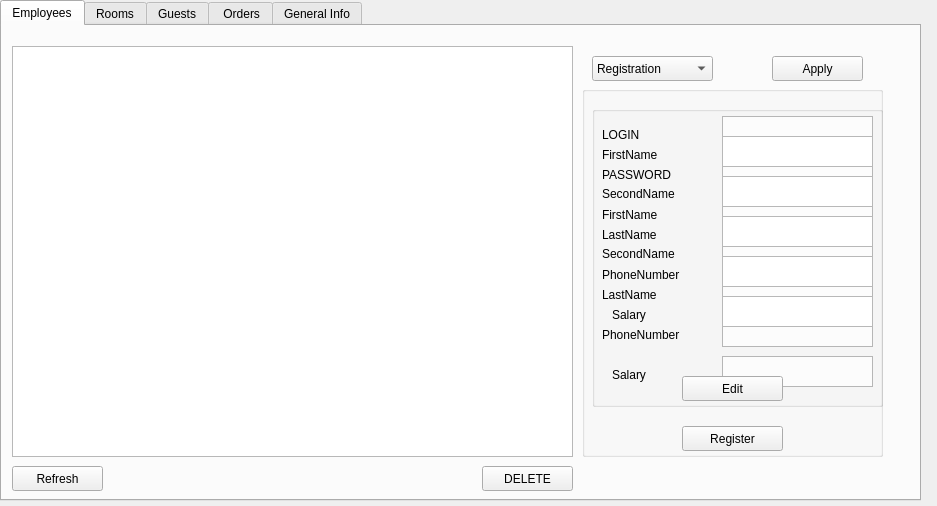
The window that client/ManagerView.ui (ZpmPower/Hotel_Network) describes before a commit, drawn with Qt 5.
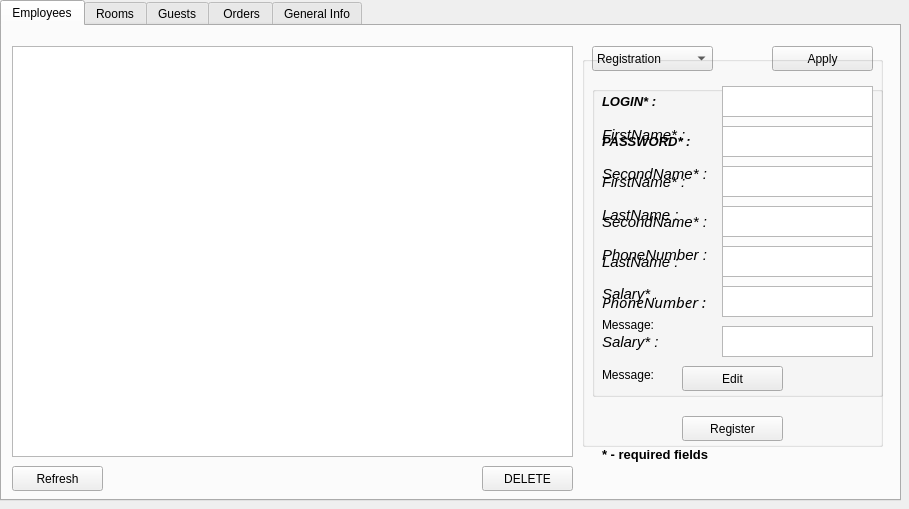
The same window after the commit. The open tabs and pages were chosen to show the change.

Diff of the .ui file:
```diff
--- a/client/ManagerView.ui
+++ b/client/ManagerView.ui
@@ -6,8 +6,8 @@
    <rect>
     <x>0</x>
     <y>0</y>
-    <width>937</width>
-    <height>506</height>
+    <width>909</width>
+    <height>509</height>
    </rect>
   </property>
   <property name="windowTitle">
@@ -18,7 +18,7 @@
     <rect>
      <x>0</x>
      <y>0</y>
-     <width>921</width>
+     <width>901</width>
      <height>501</height>
     </rect>
    </property>
@@ -58,215 +58,12 @@
       <string>Refresh</string>
      </property>
     </widget>
-    <widget class="QGroupBox" name="regBox">
-     <property name="enabled">
-      <bool>true</bool>
-     </property>
-     <property name="geometry">
-      <rect>
-       <x>580</x>
-       <y>60</y>
-       <width>301</width>
-       <height>371</height>
-      </rect>
-     </property>
-     <property name="title">
-      <string/>
-     </property>
-     <widget class="QPlainTextEdit" name="loginRPT">
-      <property name="geometry">
-       <rect>
-        <x>140</x>
-        <y>30</y>
-        <width>151</width>
-        <height>31</height>
-       </rect>
-      </property>
-     </widget>
-     <widget class="QPlainTextEdit" name="passwordRPT">
-      <property name="geometry">
-       <rect>
-        <x>140</x>
-        <y>70</y>
-        <width>151</width>
-        <height>31</height>
-       </rect>
-      </property>
-     </widget>
-     <widget class="QPlainTextEdit" name="firstNRPT">
-      <property name="geometry">
-       <rect>
-        <x>140</x>
-        <y>110</y>
-        <width>151</width>
-        <height>31</height>
-       </rect>
-      </property>
-     </widget>
-     <widget class="QPlainTextEdit" name="secondNRPT">
-      <property name="geometry">
-       <rect>
-        <x>140</x>
-        <y>150</y>
-        <width>151</width>
-        <height>31</height>
-       </rect>
-      </property>
-     </widget>
-     <widget class="QPlainTextEdit" name="lastNRPT">
-      <property name="geometry">
-       <rect>
-        <x>140</x>
-        <y>190</y>
-        <width>151</width>
-        <height>31</height>
-       </rect>
-      </property>
-     </widget>
-     <widget class="QPlainTextEdit" name="phoneRPT">
-      <property name="geometry">
-       <rect>
-        <x>140</x>
-        <y>230</y>
-        <width>151</width>
-        <height>31</height>
-       </rect>
-      </property>
-     </widget>
-     <widget class="QLabel" name="label_19">
-      <property name="geometry">
-       <rect>
-        <x>20</x>
-        <y>40</y>
-        <width>91</width>
-        <height>17</height>
-       </rect>
-      </property>
-      <property name="text">
-       <string>LOGIN</string>
-      </property>
-     </widget>
-     <widget class="QLabel" name="label_20">
-      <property name="geometry">
-       <rect>
-        <x>20</x>
-        <y>80</y>
-        <width>91</width>
-        <height>17</height>
-       </rect>
-      </property>
-      <property name="text">
-       <string>PASSWORD</string>
-      </property>
-     </widget>
-     <widget class="QLabel" name="label_21">
-      <property name="geometry">
-       <rect>
-        <x>20</x>
-        <y>120</y>
-        <width>91</width>
-        <height>17</height>
-       </rect>
-      </property>
-      <property name="text">
-       <string>FirstName</string>
-      </property>
-     </widget>
-     <widget class="QLabel" name="label_22">
-      <property name="geometry">
-       <rect>
-        <x>20</x>
-        <y>160</y>
-        <width>91</width>
-        <height>16</height>
-       </rect>
-      </property>
-      <property name="text">
-       <string>SecondName</string>
-      </property>
-     </widget>
-     <widget class="QLabel" name="label_23">
-      <property name="geometry">
-       <rect>
-        <x>20</x>
-        <y>200</y>
-        <width>91</width>
-        <height>17</height>
-       </rect>
-      </property>
-      <property name="text">
-       <string>LastName</string>
-      </property>
-     </widget>
-     <widget class="QLabel" name="label_24">
-      <property name="geometry">
-       <rect>
-        <x>20</x>
-        <y>240</y>
-        <width>91</width>
-        <height>17</height>
-       </rect>
-      </property>
-      <property name="text">
-       <string>PhoneNumber</string>
-      </property>
-     </widget>
-     <widget class="QLabel" name="label_25">
-      <property name="geometry">
-       <rect>
-        <x>30</x>
-        <y>280</y>
-        <width>54</width>
-        <height>17</height>
-       </rect>
-      </property>
-      <property name="text">
-       <string>Salary</string>
-      </property>
-     </widget>
-     <widget class="QPlainTextEdit" name="salaryRPT">
-      <property name="geometry">
-       <rect>
-        <x>140</x>
-        <y>270</y>
-        <width>151</width>
-        <height>31</height>
-       </rect>
-      </property>
-     </widget>
-     <widget class="QPushButton" name="regReceptBtn">
-      <property name="geometry">
-       <rect>
-        <x>100</x>
-        <y>340</y>
-        <width>101</width>
-        <height>25</height>
-       </rect>
-      </property>
-      <property name="text">
-       <string>Register</string>
-      </property>
-     </widget>
-     <widget class="QLabel" name="regLabel">
-      <property name="geometry">
-       <rect>
-        <x>90</x>
-        <y>310</y>
-        <width>131</width>
-        <height>17</height>
-       </rect>
-      </property>
-      <property name="text">
-       <string/>
-      </property>
-     </widget>
-    </widget>
     <widget class="QPushButton" name="pushButton">
      <property name="geometry">
       <rect>
        <x>770</x>
-       <y>30</y>
-       <width>91</width>
+       <y>20</y>
+       <width>101</width>
        <height>25</height>
       </rect>
      </property>
@@ -278,7 +75,7 @@
      <property name="geometry">
       <rect>
        <x>590</x>
-       <y>30</y>
+       <y>20</y>
        <width>121</width>
        <height>25</height>
       </rect>
@@ -301,9 +98,9 @@
      <property name="geometry">
       <rect>
        <x>590</x>
-       <y>80</y>
+       <y>60</y>
        <width>291</width>
-       <height>301</height>
+       <height>311</height>
       </rect>
      </property>
      <property name="title">
@@ -358,8 +155,14 @@
         <height>17</height>
        </rect>
       </property>
+      <property name="font">
+       <font>
+        <pointsize>11</pointsize>
+        <italic>true</italic>
+       </font>
+      </property>
       <property name="text">
-       <string>FirstName</string>
+       <string>FirstName* :</string>
       </property>
      </widget>
      <widget class="QLabel" name="label_29">
@@ -367,12 +170,18 @@
        <rect>
         <x>10</x>
         <y>80</y>
-        <width>91</width>
+        <width>111</width>
         <height>16</height>
        </rect>
       </property>
+      <property name="font">
+       <font>
+        <pointsize>11</pointsize>
+        <italic>true</italic>
+       </font>
+      </property>
       <property name="text">
-       <string>SecondName</string>
+       <string>SecondName* :</string>
       </property>
      </widget>
      <widget class="QLabel" name="label_30">
@@ -384,8 +193,14 @@
         <height>17</height>
        </rect>
       </property>
+      <property name="font">
+       <font>
+        <pointsize>11</pointsize>
+        <italic>true</italic>
+       </font>
+      </property>
       <property name="text">
-       <string>LastName</string>
+       <string>LastName :</string>
       </property>
      </widget>
      <widget class="QLabel" name="label_31">
@@ -393,25 +208,37 @@
        <rect>
         <x>10</x>
         <y>160</y>
-        <width>91</width>
+        <width>111</width>
         <height>17</height>
        </rect>
       </property>
+      <property name="font">
+       <font>
+        <pointsize>11</pointsize>
+        <italic>true</italic>
+       </font>
+      </property>
       <property name="text">
-       <string>PhoneNumber</string>
+       <string>PhoneNumber :</string>
       </property>
      </widget>
      <widget class="QLabel" name="label_32">
       <property name="geometry">
        <rect>
-        <x>20</x>
+        <x>10</x>
         <y>200</y>
         <width>54</width>
-        <height>17</height>
+        <height>16</height>
        </rect>
       </property>
+      <property name="font">
+       <font>
+        <pointsize>11</pointsize>
+        <italic>true</italic>
+       </font>
+      </property>
       <property name="text">
-       <string>Salary</string>
+       <string>Salary* :</string>
       </property>
      </widget>
      <widget class="QPlainTextEdit" name="salaryEdit">
@@ -428,7 +255,7 @@
       <property name="geometry">
        <rect>
         <x>90</x>
-        <y>270</y>
+        <y>280</y>
         <width>101</width>
         <height>25</height>
        </rect>
@@ -453,16 +280,29 @@
      <widget class="QLabel" name="label">
       <property name="geometry">
        <rect>
-        <x>110</x>
+        <x>80</x>
         <y>230</y>
-        <width>54</width>
-        <height>17</height>
+        <width>201</width>
+        <height>41</height>
        </rect>
       </property>
       <property name="text">
        <string/>
       </property>
      </widget>
+     <widget class="QLabel" name="label_52">
+      <property name="geometry">
+       <rect>
+        <x>10</x>
+        <y>230</y>
+        <width>61</width>
+        <height>17</height>
+       </rect>
+      </property>
+      <property name="text">
+       <string>Message:</string>
+      </property>
+     </widget>
     </widget>
     <widget class="QPushButton" name="deleteBtn">
      <property name="geometry">
@@ -490,6 +330,289 @@
       <string/>
      </property>
     </widget>
+    <widget class="QLabel" name="label_4">
+     <property name="geometry">
+      <rect>
+       <x>600</x>
+       <y>420</y>
+       <width>141</width>
+       <height>17</height>
+      </rect>
+     </property>
+     <property name="font">
+      <font>
+       <pointsize>10</pointsize>
+       <weight>75</weight>
+       <bold>true</bold>
+      </font>
+     </property>
+     <property name="text">
+      <string>* - required fields</string>
+     </property>
+    </widget>
+    <widget class="QGroupBox" name="regBox">
+     <property name="enabled">
+      <bool>true</bool>
+     </property>
+     <property name="geometry">
+      <rect>
+       <x>580</x>
+       <y>30</y>
+       <width>301</width>
+       <height>391</height>
+      </rect>
+     </property>
+     <property name="title">
+      <string/>
+     </property>
+     <widget class="QPlainTextEdit" name="loginRPT">
+      <property name="geometry">
+       <rect>
+        <x>140</x>
+        <y>30</y>
+        <width>151</width>
+        <height>31</height>
+       </rect>
+      </property>
+     </widget>
+     <widget class="QPlainTextEdit" name="passwordRPT">
+      <property name="geometry">
+       <rect>
+        <x>140</x>
+        <y>70</y>
+        <width>151</width>
+        <height>31</height>
+       </rect>
+      </property>
+     </widget>
+     <widget class="QPlainTextEdit" name="firstNRPT">
+      <property name="geometry">
+       <rect>
+        <x>140</x>
+        <y>110</y>
+        <width>151</width>
+        <height>31</height>
+       </rect>
+      </property>
+     </widget>
+     <widget class="QPlainTextEdit" name="secondNRPT">
+      <property name="geometry">
+       <rect>
+        <x>140</x>
+        <y>150</y>
+        <width>151</width>
+        <height>31</height>
+       </rect>
+      </property>
+     </widget>
+     <widget class="QPlainTextEdit" name="lastNRPT">
+      <property name="geometry">
+       <rect>
+        <x>140</x>
+        <y>190</y>
+        <width>151</width>
+        <height>31</height>
+       </rect>
+      </property>
+     </widget>
+     <widget class="QPlainTextEdit" name="phoneRPT">
+      <property name="geometry">
+       <rect>
+        <x>140</x>
+        <y>230</y>
+        <width>151</width>
+        <height>31</height>
+       </rect>
+      </property>
+     </widget>
+     <widget class="QLabel" name="label_19">
+      <property name="geometry">
+       <rect>
+        <x>20</x>
+        <y>30</y>
+        <width>91</width>
+        <height>31</height>
+       </rect>
+      </property>
+      <property name="font">
+       <font>
+        <pointsize>10</pointsize>
+        <weight>75</weight>
+        <italic>true</italic>
+        <bold>true</bold>
+       </font>
+      </property>
+      <property name="text">
+       <string>LOGIN* :</string>
+      </property>
+     </widget>
+     <widget class="QLabel" name="label_20">
+      <property name="geometry">
+       <rect>
+        <x>20</x>
+        <y>70</y>
+        <width>91</width>
+        <height>31</height>
+       </rect>
+      </property>
+      <property name="font">
+       <font>
+        <pointsize>10</pointsize>
+        <weight>75</weight>
+        <italic>true</italic>
+        <bold>true</bold>
+       </font>
+      </property>
+      <property name="text">
+       <string>PASSWORD* :</string>
+      </property>
+     </widget>
+     <widget class="QLabel" name="label_21">
+      <property name="geometry">
+       <rect>
+        <x>20</x>
+        <y>110</y>
+        <width>91</width>
+        <height>31</height>
+       </rect>
+      </property>
+      <property name="font">
+       <font>
+        <pointsize>11</pointsize>
+        <italic>true</italic>
+       </font>
+      </property>
+      <property name="text">
+       <string>FirstName* :</string>
+      </property>
+     </widget>
+     <widget class="QLabel" name="label_22">
+      <property name="geometry">
+       <rect>
+        <x>20</x>
+        <y>150</y>
+        <width>111</width>
+        <height>31</height>
+       </rect>
+      </property>
+      <property name="font">
+       <font>
+        <pointsize>11</pointsize>
+        <italic>true</italic>
+       </font>
+      </property>
+      <property name="text">
+       <string>SecondName* :</string>
+      </property>
+     </widget>
+     <widget class="QLabel" name="label_23">
+      <property name="geometry">
+       <rect>
+        <x>20</x>
+        <y>190</y>
+        <width>91</width>
+        <height>31</height>
+       </rect>
+      </property>
+      <property name="font">
+       <font>
+        <pointsize>11</pointsize>
+        <italic>true</italic>
+       </font>
+      </property>
+      <property name="text">
+       <string>LastName :</string>
+      </property>
+     </widget>
+     <widget class="QLabel" name="label_24">
+      <property name="geometry">
+       <rect>
+        <x>20</x>
+        <y>230</y>
+        <width>111</width>
+        <height>31</height>
+       </rect>
+      </property>
+      <property name="font">
+       <font>
+        <family>Noto Sans</family>
+        <pointsize>11</pointsize>
+        <italic>true</italic>
+       </font>
+      </property>
+      <property name="text">
+       <string>PhoneNumber :</string>
+      </property>
+     </widget>
+     <widget class="QLabel" name="label_25">
+      <property name="geometry">
+       <rect>
+        <x>20</x>
+        <y>270</y>
+        <width>61</width>
+        <height>31</height>
+       </rect>
+      </property>
+      <property name="font">
+       <font>
+        <pointsize>11</pointsize>
+        <italic>true</italic>
+       </font>
+      </property>
+      <property name="text">
+       <string>Salary* :</string>
+      </property>
+     </widget>
+     <widget class="QPlainTextEdit" name="salaryRPT">
+      <property name="geometry">
+       <rect>
+        <x>140</x>
+        <y>270</y>
+        <width>151</width>
+        <height>31</height>
+       </rect>
+      </property>
+     </widget>
+     <widget class="QPushButton" name="regReceptBtn">
+      <property name="geometry">
+       <rect>
+        <x>100</x>
+        <y>360</y>
+        <width>101</width>
+        <height>25</height>
+       </rect>
+      </property>
+      <property name="text">
+       <string>Register</string>
+      </property>
+     </widget>
+     <widget class="QLabel" name="regLabel">
+      <property name="geometry">
+       <rect>
+        <x>90</x>
+        <y>310</y>
+        <width>201</width>
+        <height>41</height>
+       </rect>
+      </property>
+      <property name="text">
+       <string/>
+      </property>
+     </widget>
+     <widget class="QLabel" name="label_16">
+      <property name="geometry">
+       <rect>
+        <x>20</x>
+        <y>310</y>
+        <width>61</width>
+        <height>17</height>
+       </rect>
+      </property>
+      <property name="text">
+       <string>Message:</string>
+      </property>
+     </widget>
+    </widget>
    </widget>
    <widget class="QWidget" name="tabRooms">
     <attribute name="title">
```
Left out of the diff: 566 changed lines with no effect on the pictures.
